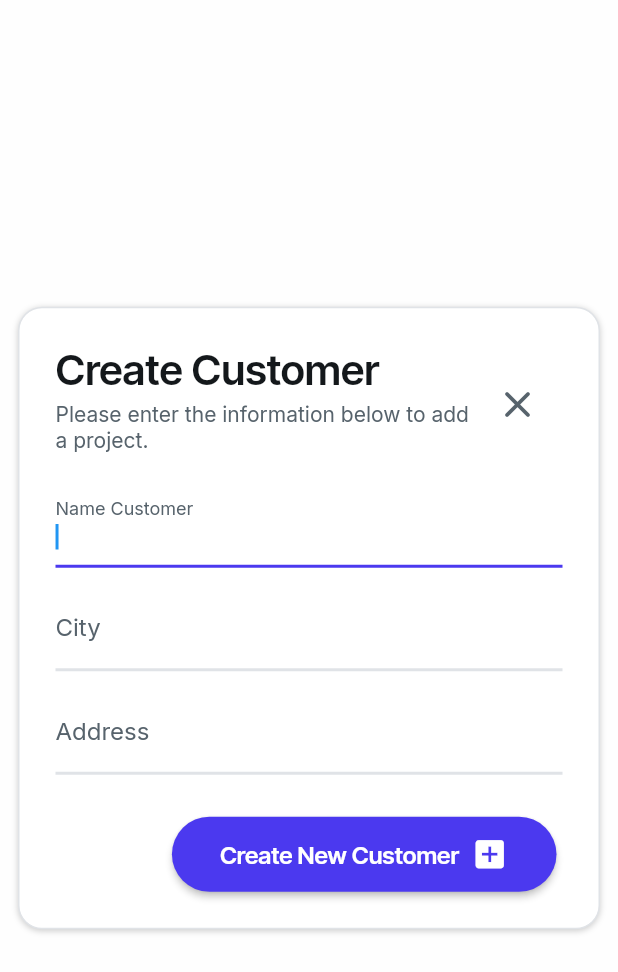
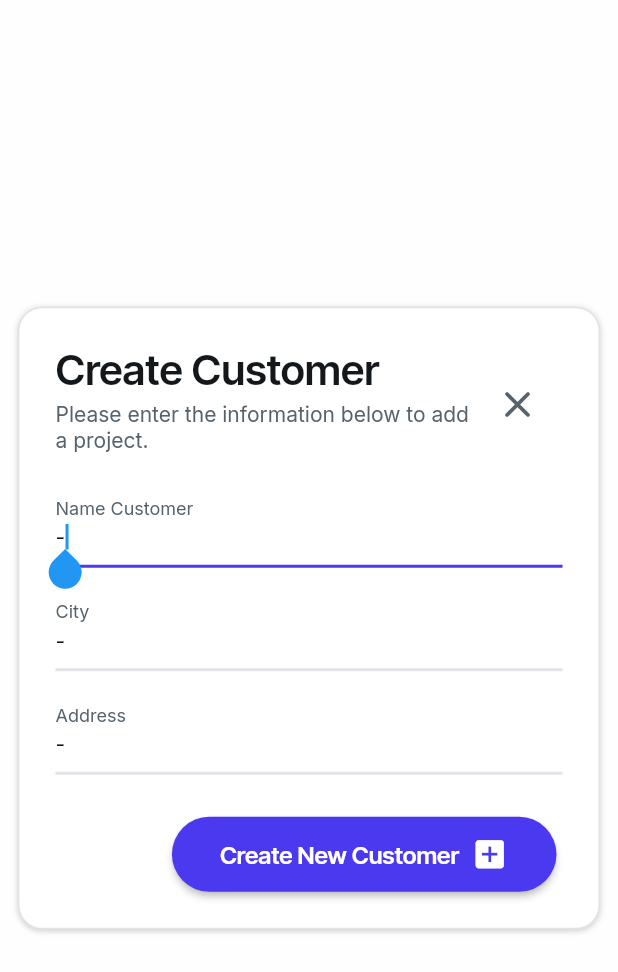
Before and after one commit to kangmasbudiman/localdatabase, a Flutter app: the AddCustomerWidget widget shown alone on an empty page, opened directly, on a phone screen of 412 x 824 dp. Shown: the top 972 px of the screen. Run offline on Flutter 3.47's test engine with Material 3 defaults, Android fonts, the phone set to English and light mode, and no system bars; drawn by our look-alikes of auto_size_text, flutter_animate; our stand-ins replace font_awesome_flutter, from_css_color, go_router, google_fonts, page_transition, shared_preferences and 2 more; missing offline and left inert: json_path; accounts and stored records are empty; statements that could not run were skipped.

Commit message:
Update Nullabel

```diff
--- a/lib/components/add_customer_widget.dart
+++ b/lib/components/add_customer_widget.dart
@@ -48,14 +48,25 @@ class _AddCustomerWidgetState extends State<AddCustomerWidget>
     super.initState();
     _model = createModel(context, () => AddCustomerModel());
 
-    _model.nameTextController ??= TextEditingController(text: widget.name);
+    _model.nameTextController ??= TextEditingController(
+        text: valueOrDefault<String>(
+      widget.name,
+      '-',
+    ));
     _model.nameFocusNode ??= FocusNode();
 
-    _model.cityTextController ??= TextEditingController(text: widget.city);
+    _model.cityTextController ??= TextEditingController(
+        text: valueOrDefault<String>(
+      widget.city,
+      '-',
+    ));
     _model.cityFocusNode ??= FocusNode();
 
-    _model.addressTextController ??=
-        TextEditingController(text: widget.address);
+    _model.addressTextController ??= TextEditingController(
+        text: valueOrDefault<String>(
+      widget.address,
+      '-',
+    ));
     _model.addressFocusNode ??= FocusNode();
 
     animationsMap.addAll({
```
